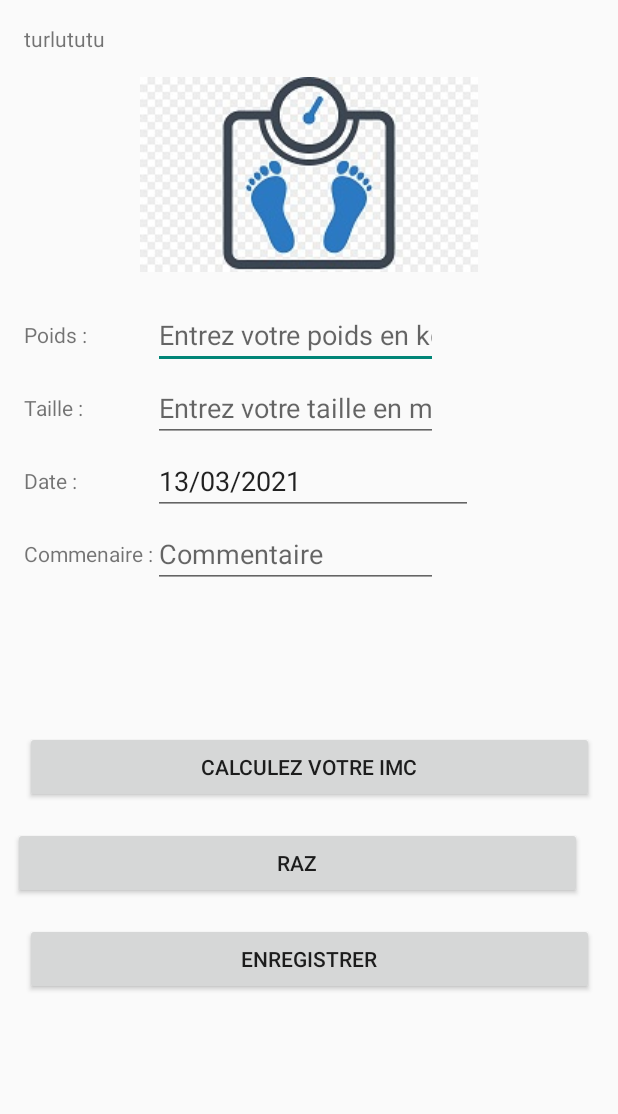
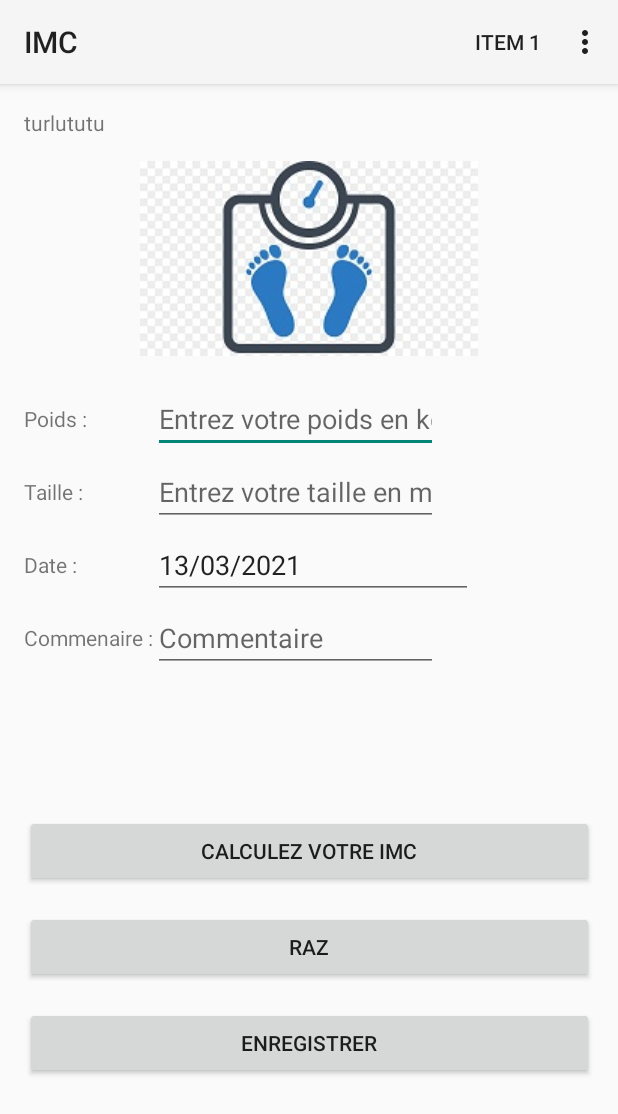
Before and after one commit to flub78/ANdroidImc, an Android app: the ImcActivity screen opened directly, with no data from a screen before it, after a tap on "CALCULEZ VOTRE IMC", on a phone screen of 412 x 824 dp. Shown: the top 1114 px of the screen. Run offline under Robolectric (Android 15) with nearby library versions, the phone set to English and light mode, and no system bars.

Commit message:
Support fot topbar and menu

```diff
--- a/app/src/main/java/flub78/org/imc/controller/ImcActivity.java
+++ b/app/src/main/java/flub78/org/imc/controller/ImcActivity.java
@@ -1,6 +1,7 @@
 package flub78.org.imc.controller;
 
 import androidx.appcompat.app.AppCompatActivity;
+import androidx.appcompat.widget.Toolbar;
 
 import android.app.DatePickerDialog;
 import android.content.Intent;
@@ -28,7 +29,7 @@ import flub78.org.imc.R;
 
 import static flub78.org.imc.Shared.PREF_KEY_USER_NAME;
 
-public class ImcActivity extends AppCompatActivity implements View.OnKeyListener {
+public class ImcActivity extends MenuActivity implements View.OnKeyListener {
 
     private SharedPreferences mPreferences;
 
@@ -39,48 +40,57 @@ public class ImcActivity extends AppCompatActivity implements View.OnKeyListener
     private EditText mDateInput;
     private DatePickerDialog mPicker;
 
+    private float mCurrentSize;
+    private float mCurrentWeight;
+
     private static final String TAG = "MainActivity";
 
-    private Menu m = null;
+    /**
+     * @return false if it is not possible to compute a BMI
+     */
+    private boolean wrongInput () {
 
+        Log.d(TAG, "wrongInput");
+
+        try {
+            mCurrentWeight = Float.parseFloat(mWeightInput.getText().toString());
+        } catch (Exception e) {
+            warningPopup(getString(R.string.wrong_weight));
+            return true;
+        }
+
+        try {
+            mCurrentSize = Float.parseFloat(mSizeInput.getText().toString());
+        } catch (Exception e) {
+            warningPopup(getString(R.string.wrong_size));
+            return true;
+        }
+
+        if ((mCurrentSize < 1.0) || (mCurrentSize > 2.2)) {
+            warningPopup(getString(R.string.cannot_compute));
+            return true;
+        }
+
+        if ((mCurrentWeight < 40.0) || (mCurrentWeight > 200.2)) {
+            warningPopup(getString(R.string.cannot_compute));
+            return true;
+        }
+        return false;
+    }
 
     public void computeImc(View v)  {
         // The user just clicked
 
         KeyBoard.hide(this);
 
-        float size;
-        float weight;
 
         // by default System.out.println is at the INFO level
         // VERBOSE, DEBUG, INFO, XAR?ERROR, ASSERT
         Log.i(TAG, getString(R.string.computing));
 
-        try {
-            weight = Float.parseFloat(mWeightInput.getText().toString());
-        } catch (Exception e) {
-            warningPopup(getString(R.string.wrong_weight));
-            return;
-        }
+        if (this.wrongInput()) return;
 
-        try {
-            size = Float.parseFloat(mSizeInput.getText().toString());
-        } catch (Exception e) {
-            warningPopup(getString(R.string.wrong_size));
-            return;
-        }
-
-        if ((size < 1.0) || (size > 2.2)) {
-            warningPopup(getString(R.string.cannot_compute));
-            return;
-        }
-
-        if ((weight < 40.0) || (weight > 200.2)) {
-            warningPopup(getString(R.string.cannot_compute));
-            return;
-        }
-
-        float imc = weight / (size * size);
+        float imc = mCurrentWeight / (mCurrentSize * mCurrentSize);
 
         mResult.setText(getString(R.string.IMC, imc));
         Resources res = getResources();
@@ -100,13 +110,16 @@ public class ImcActivity extends AppCompatActivity implements View.OnKeyListener
         } else {
             mResult.setTextColor(res.getColor(R.color.morbid_obesity));
         }
-
     }
 
     @Override
     protected void onCreate(Bundle savedInstanceState) {
+
+        // the content view must be set before toolbar activation in the parent method
+        setContentView(R.layout.activity_constraint_layout_imc);
+
         super.onCreate(savedInstanceState);
-        setContentView(R.layout.activity_constraint_layout_imc);
+
 
         Log.println(Log.INFO, "MainActivity", getString(R.string.create_main));
         Log.v("MainActivity", getString(R.string.verbose_log_example));
@@ -172,18 +185,8 @@ public class ImcActivity extends AppCompatActivity implements View.OnKeyListener
                 mResult.setText("");
             }
         });
-
     }
 
-    @Override
-    public boolean onCreateOptionsMenu(Menu menu) {
-        super.onCreateOptionsMenu(menu);
-        MenuInflater inflater = getMenuInflater();
-        //R.menu.menu est l'id de notre menu
-        inflater.inflate(R.menu.main_menu, menu);
-        m = menu;
-        return true;
-    }
 
     /**
      * Small warning for input errors
@@ -218,4 +221,15 @@ public class ImcActivity extends AppCompatActivity implements View.OnKeyListener
         }
         return super.onKeyUp(keyCode, event);
     }
+
+    /**
+     * on button store clicked
+     * @param view
+     */
+    public void storeRecord(View view) {
+        Log.d(TAG, "storeRecord");
+
+        if (wrongInput()) return;
+    }
+
 }
--- /dev/null
+++ b/app/src/main/java/flub78/org/imc/controller/MenuActivity.java
@@ -0,0 +1,43 @@
+package flub78.org.imc.controller;
+
+import android.os.Bundle;
+import android.util.Log;
+import android.view.Menu;
+import android.view.MenuInflater;
+import android.view.MenuItem;
+
+import androidx.appcompat.app.AppCompatActivity;
+import androidx.appcompat.widget.Toolbar;
+
+import flub78.org.imc.R;
+
+public class MenuActivity extends AppCompatActivity  {
+
+    private static final String TAG = "MenuActivity";
+
+    private Menu m = null;
+
+    @Override
+    protected void onCreate(Bundle savedInstanceState) {
+        super.onCreate(savedInstanceState);
+        Log.d(TAG, "onCreate");
+
+        Toolbar myToolbar = (Toolbar) findViewById(R.id.imc_toolbar);
+        setSupportActionBar(myToolbar);
+    }
+
+    @Override
+    public boolean onCreateOptionsMenu(Menu menu) {
+        super.onCreateOptionsMenu(menu);
+        MenuInflater inflater = getMenuInflater();
+        //R.menu.menu est l'id de notre menu
+        inflater.inflate(R.menu.main_menu, menu);
+        return true;
+    }
+
+    public void menu_item_2_click(MenuItem item) {
+    }
+
+    public void menu_item_1_click(MenuItem item) {
+    }
+}
--- a/app/src/main/res/layout/activity_constraint_layout_imc.xml
+++ b/app/src/main/res/layout/activity_constraint_layout_imc.xml
@@ -1,4 +1,7 @@
 <?xml version="1.0" encoding="utf-8"?>
+
+
+
 <ScrollView xmlns:android="http://schemas.android.com/apk/res/android"
     xmlns:app="http://schemas.android.com/apk/res-auto"
     xmlns:tools="http://schemas.android.com/tools"
@@ -11,6 +14,15 @@
         android:layout_height="wrap_content"
         tools:context=".controller.ImcActivity">
 
+        <androidx.appcompat.widget.Toolbar
+            android:id="@+id/imc_toolbar"
+            android:layout_width="match_parent"
+            android:layout_height="?attr/actionBarSize"
+            android:background="?attr/colorPrimary"
+            android:elevation="4dp"
+            android:theme="@style/ThemeOverlay.AppCompat.ActionBar"
+            app:popupTheme="@style/ThemeOverlay.AppCompat.Light"
+            app:layout_constraintTop_toTopOf="parent"/>
 
         <!-- User name -->
         <TextView
@@ -23,7 +35,8 @@
             android:text="@string/turlututu"
             android:textSize="14sp"
             app:layout_constraintStart_toStartOf="parent"
-            app:layout_constraintTop_toTopOf="parent" />
+            app:layout_constraintTop_toBottomOf="@+id/imc_toolbar"
+             />
 
         <!-- Picture -->
         <ImageView
@@ -165,6 +178,7 @@
             android:id="@+id/activity_imc_clear_button"
             android:layout_width="379dp"
             android:layout_height="wrap_content"
+            android:layout_marginStart="16dp"
             android:layout_marginTop="16dp"
             android:layout_marginEnd="16dp"
             android:text="@string/raz"
@@ -178,11 +192,11 @@
             android:layout_width="379dp"
             android:layout_height="wrap_content"
             android:layout_marginTop="16dp"
+            android:onClick="storeRecord"
             android:text="@string/store"
             app:layout_constraintEnd_toEndOf="parent"
             app:layout_constraintStart_toStartOf="parent"
-            app:layout_constraintTop_toBottomOf="@+id/activity_imc_clear_button"
-            tools:layout_editor_absoluteX="8dp" />
+            app:layout_constraintTop_toBottomOf="@+id/activity_imc_clear_button" />
 
         <androidx.constraintlayout.widget.Barrier
             android:id="@+id/barrier3"
--- a/app/src/main/res/menu/main_menu.xml
+++ b/app/src/main/res/menu/main_menu.xml
@@ -1,10 +1,25 @@
 <?xml version="1.0" encoding="utf-8"?>
-<menu xmlns:android="http://schemas.android.com/apk/res/android" >
-    <item android:id="@+id/item1" android:title="Item 1"></item>
-    <item android:id="@+id/item2" android:titleCondensed="Item 2" android:title="Item 2 mais avec un nom assez long quand même">
+<menu
+    xmlns:android="http://schemas.android.com/apk/res/android"
+    xmlns:app="http://schemas.android.com/apk/res-auto">
+    <item
+        android:id="@+id/item1"
+        android:onClick="menu_item_1_click"
+        android:title="Item 1"
+        app:showAsAction="ifRoom"></item>
+    <item
+        android:id="@+id/item2"
+        android:onClick="menu_item_2_click"
+        android:title="Item 2 mais avec un nom assez long quand même"
+        android:titleCondensed="Item 2">
         <menu>
-            <item android:id="@+id/item3" android:title="Item 2.1" android:checkable="true"/>
-            <item android:id="@+id/item4" android:title="Item 2.2"/>
+            <item
+                android:id="@+id/item3"
+                android:checkable="true"
+                android:title="Item 2.1" />
+            <item
+                android:id="@+id/item4"
+                android:title="Item 2.2" />
         </menu>
     </item>
     <item android:id="@+id/item5" android:title="Item 3" android:checkable="true"/>
```
